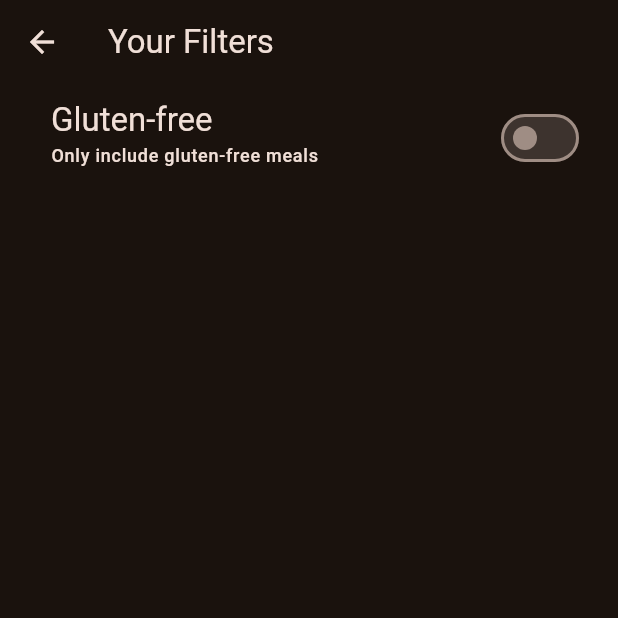
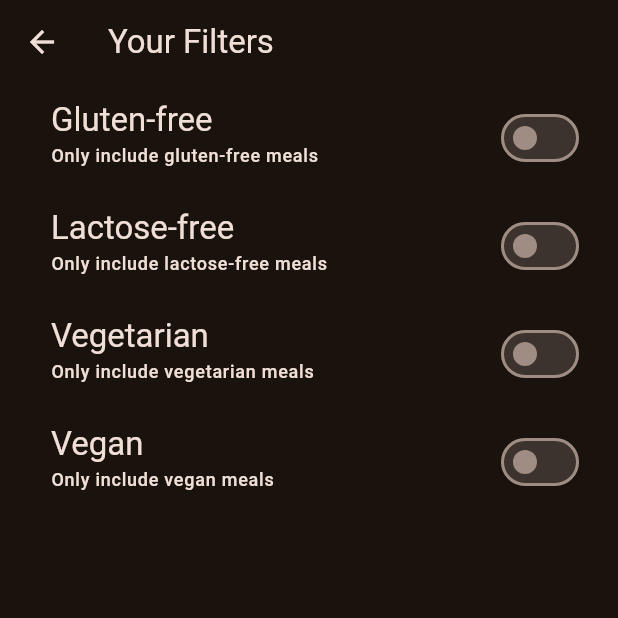
Before and after one commit to mohdshahzil/meals_app, a Flutter app: the FiltersScreen screen opened directly, on a phone screen of 412 x 824 dp, the top half of it. Run offline on Flutter 3.47's test engine with Material 3 defaults, Android fonts, the phone set to English and light mode, and no system bars; our stand-ins replace transparent_image.

Commit message:
more filters added

```diff
--- a/lib/screens/filters.dart
+++ b/lib/screens/filters.dart
@@ -11,6 +11,9 @@ class FiltersScreen extends StatefulWidget {
 
 class _FiltersScreenState extends State<FiltersScreen> {
   var _glutenFreeFilterSet = false;
+  var _lactoseFreeFilterSet = false;
+  var _vegetarianFilterSet = false;
+  var _veganFilterSet = false;
   @override
   Widget build(BuildContext context) {
     return Scaffold(
@@ -51,6 +54,72 @@ class _FiltersScreenState extends State<FiltersScreen> {
             activeColor: Theme.of(context).colorScheme.tertiary,
             contentPadding: const EdgeInsets.only(left: 34, right: 22),
           ),
+          SwitchListTile(
+            value: _lactoseFreeFilterSet,
+            onChanged: (isChecked) {
+              setState(() {
+                _lactoseFreeFilterSet = isChecked;
+              });
+            },
+            title: Text(
+              'Lactose-free',
+              style: Theme.of(context).textTheme.titleLarge!.copyWith(
+                    color: Theme.of(context).colorScheme.onBackground,
+                  ),
+            ),
+            subtitle: Text(
+              'Only include lactose-free meals',
+              style: Theme.of(context).textTheme.labelMedium!.copyWith(
+                    color: Theme.of(context).colorScheme.onBackground,
+                  ),
+            ),
+            activeColor: Theme.of(context).colorScheme.tertiary,
+            contentPadding: const EdgeInsets.only(left: 34, right: 22),
+          ),
+          SwitchListTile(
+            value: _vegetarianFilterSet,
+            onChanged: (isChecked) {
+              setState(() {
+                _vegetarianFilterSet = isChecked;
+              });
+            },
+            title: Text(
+              'Vegetarian',
+              style: Theme.of(context).textTheme.titleLarge!.copyWith(
+                    color: Theme.of(context).colorScheme.onBackground,
+                  ),
+            ),
+            subtitle: Text(
+              'Only include vegetarian meals',
+              style: Theme.of(context).textTheme.labelMedium!.copyWith(
+                    color: Theme.of(context).colorScheme.onBackground,
+                  ),
+            ),
+            activeColor: Theme.of(context).colorScheme.tertiary,
+            contentPadding: const EdgeInsets.only(left: 34, right: 22),
+          ),
+          SwitchListTile(
+            value: _veganFilterSet,
+            onChanged: (isChecked) {
+              setState(() {
+                _veganFilterSet = isChecked;
+              });
+            },
+            title: Text(
+              'Vegan',
+              style: Theme.of(context).textTheme.titleLarge!.copyWith(
+                    color: Theme.of(context).colorScheme.onBackground,
+                  ),
+            ),
+            subtitle: Text(
+              'Only include vegan meals',
+              style: Theme.of(context).textTheme.labelMedium!.copyWith(
+                    color: Theme.of(context).colorScheme.onBackground,
+                  ),
+            ),
+            activeColor: Theme.of(context).colorScheme.tertiary,
+            contentPadding: const EdgeInsets.only(left: 34, right: 22),
+          ),
         ],
       ),
     );
```
